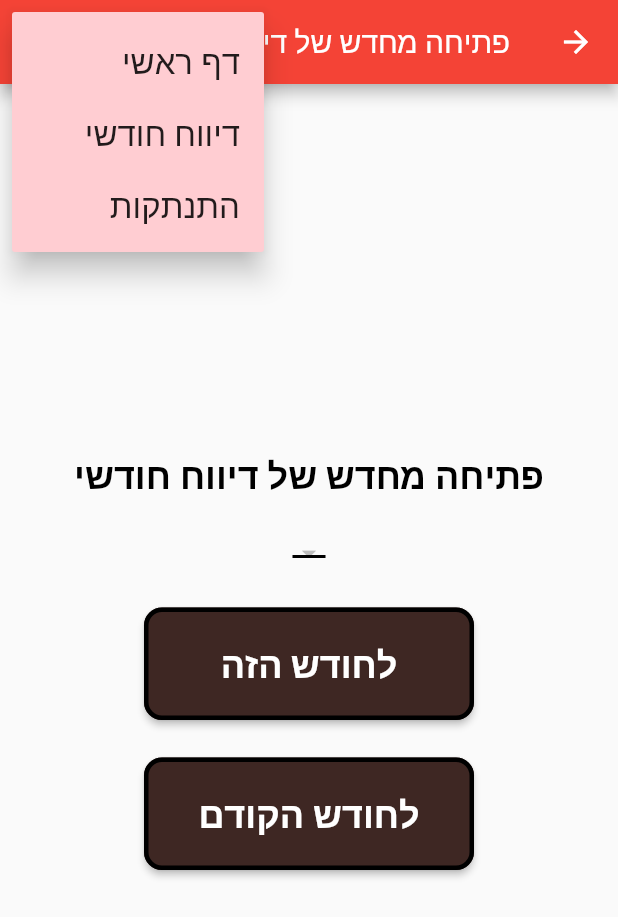
After one commit to AmosStraus/Setpoint_App, a Flutter app: the ReopenReport screen opened by its route, after a tap on the "menu" icon, on a phone screen of 412 x 824 dp. The commit adds this screen. Shown: the top 917 px of the screen. Run offline on Flutter 3.47's test engine with Material 2 defaults, Android fonts, the phone set to English and light mode, and no system bars; our stand-ins replace date_picker_timeline, firebase_auth, firebase_core, flutter_spinkit, flutter_typeahead; missing offline and left inert: interval_time_picker; accounts and stored records are empty.

Commit message:
pre report change

```diff
--- a/lib/main.dart
+++ b/lib/main.dart
@@ -5,6 +5,7 @@ import 'package:set_point_attender/models/auth.dart';
 // import 'package:set_point_attender/models/database.dart';
 import 'package:set_point_attender/pages/all_done.dart';
 import 'package:set_point_attender/pages/monthly_view_page.dart';
+import 'package:set_point_attender/pages/reopen_report.dart';
 import 'package:set_point_attender/pages/wrapper.dart';
 import 'package:firebase_auth/firebase_auth.dart';
 import 'package:flutter_localizations/flutter_localizations.dart';
@@ -12,7 +13,7 @@ import 'package:flutter_localizations/flutter_localizations.dart';
 void main() async {
   WidgetsFlutterBinding.ensureInitialized();
   await Firebase.initializeApp();
-  // Database.pushEmployeePermissions();
+  // Database.pushAllPermissionsForAll();
   runApp(MyApp());
 }
 
@@ -28,6 +29,7 @@ class MyApp extends StatelessWidget {
           '/': (_) => Wrapper(),
           '/finished': (_) => AllDone(),
           '/monthlyReports': (_) => MonthlyViewPage(),
+          '/reOpenReport': (_) => ReopenReport(),
         },
         localizationsDelegates: GlobalMaterialLocalizations.delegates,
         supportedLocales: [
--- a/lib/menus/settings_menu.dart
+++ b/lib/menus/settings_menu.dart
@@ -1,5 +1,6 @@
 import 'package:flutter/material.dart';
 import 'package:set_point_attender/models/auth.dart';
+import 'package:set_point_attender/shared/parse_names.dart';
 
 class LogoutBurgerWidget extends StatelessWidget {
   final AuthService _auth = AuthService();
@@ -26,6 +27,11 @@ class LogoutBurgerWidget extends StatelessWidget {
             Navigator.of(context).pop();
             Navigator.of(context).pushNamed('/');
             break;
+          case 'פתיחת דיווח לעובד':
+            Navigator.of(context).pop();
+            Navigator.of(context).pushNamed('/reOpenReport');
+
+            break;
         }
       },
       itemBuilder: (BuildContext context) {
@@ -34,23 +40,31 @@ class LogoutBurgerWidget extends StatelessWidget {
             value: 'דף ראשי',
             child: Text(
               'דף ראשי',
-              style: TextStyle(fontSize: 18),
+              style: TextStyle(fontSize: 22),
             ),
           ),
           PopupMenuItem<String>(
             value: 'דיווח חודשי',
             child: Text(
               'דיווח חודשי',
-              style: TextStyle(fontSize: 18),
+              style: TextStyle(fontSize: 22),
             ),
           ),
           PopupMenuItem<String>(
             value: 'התנתקות',
             child: Text(
               'התנתקות',
-              style: TextStyle(fontSize: 18),
+              style: TextStyle(fontSize: 22),
             ),
           ),
+          if (authorized.contains(_auth.getUser?.email))
+            PopupMenuItem<String>(
+              value: 'פתיחת דיווח לעובד',
+              child: Text(
+                'פתיחת דיווח לעובד',
+                style: TextStyle(fontSize: 22),
+              ),
+            )
         ];
       },
     );
@@ -59,13 +73,13 @@ class LogoutBurgerWidget extends StatelessWidget {
   showAlertDialog(BuildContext context) {
     // set up the buttons
     Widget cancelButton = FlatButton(
-      child: Text("לא"),
+      child: Text("לא", style: TextStyle(fontSize: 22)),
       onPressed: () {
         Navigator.pop(context, false);
       },
     );
     Widget continueButton = FlatButton(
-      child: Text("כן"),
+      child: Text("כן", style: TextStyle(fontSize: 22)),
       onPressed: () async {
         await _auth.signOut();
         Navigator.pop(context, true);
@@ -76,8 +90,8 @@ class LogoutBurgerWidget extends StatelessWidget {
 
     // set up the AlertDialog
     AlertDialog alert = AlertDialog(
-      title: Text("התנתקות"),
-      content: Text("?האם תרצה להתנתק"),
+      title: Text("התנתקות", style: TextStyle(fontSize: 22)),
+      content: Text("?האם תרצה להתנתק", style: TextStyle(fontSize: 22)),
       actions: [
         cancelButton,
         continueButton,
--- /dev/null
+++ b/lib/pages/reopen_report.dart
@@ -0,0 +1,116 @@
+import 'package:flutter/material.dart';
+import 'package:set_point_attender/menus/settings_menu.dart';
+import 'package:set_point_attender/models/database.dart';
+import 'package:set_point_attender/shared/parse_names.dart';
+
+class ReopenReport extends StatefulWidget {
+  @override
+  _ReopenReportState createState() => _ReopenReportState();
+}
+
+class _ReopenReportState extends State<ReopenReport> {
+  String employeeInHebrew = '';
+
+  @override
+  Widget build(BuildContext context) {
+    return Scaffold(
+      appBar: AppBar(
+        actions: [
+          Padding(
+            padding: const EdgeInsets.all(5.0),
+            child: LogoutBurgerWidget(),
+          ),
+        ],
+        title: Text("פתיחה מחדש של דיווח"),
+      ),
+      body: Center(
+        child: Column(
+          mainAxisAlignment: MainAxisAlignment.center,
+          children: [
+            Text(
+              "פתיחה מחדש של דיווח חודשי",
+              style: TextStyle(
+                  color: Colors.black,
+                  fontSize: 24,
+                  fontWeight: FontWeight.bold),
+            ),
+            SizedBox(height: 25),
+            DropdownButton<String>(
+              value: employeeInHebrew,
+              iconSize: 22,
+              style: TextStyle(color: Colors.black, fontSize: 22.0),
+              underline: Container(height: 2, color: Colors.black),
+              items: getItems(),
+              onChanged: (String value) {
+                setState(() {
+                  employeeInHebrew = value;
+                });
+              },
+            ),
+            SizedBox(height: 25),
+            MaterialButton(
+              shape: RoundedRectangleBorder(
+                  borderRadius: BorderRadius.circular(12.0),
+                  side: BorderSide(color: Colors.black, width: 3)),
+              height: 75.0,
+              minWidth: 220.0,
+              color: Colors.brown[900],
+              textColor: Colors.white,
+              child: Text("לחודש הזה",
+                  style: TextStyle(
+                      color: Colors.white,
+                      fontSize: 24,
+                      fontWeight: FontWeight.bold)),
+              onPressed: () {
+                Database.openMonth(employeesToEnglish[employeeInHebrew],
+                    DateTime.now().toString().substring(0, 7));
+              },
+            ),
+            SizedBox(height: 25),
+            MaterialButton(
+              shape: RoundedRectangleBorder(
+                  borderRadius: BorderRadius.circular(12.0),
+                  side: BorderSide(color: Colors.black, width: 3)),
+              height: 75.0,
+              minWidth: 220.0,
+              color: Colors.brown[900],
+              textColor: Colors.white,
+              child: Text(
+                "לחודש הקודם",
+                style: TextStyle(
+                    color: Colors.white,
+                    fontSize: 24,
+                    fontWeight: FontWeight.bold),
+              ),
+              onPressed: () {
+                Database.openMonth(
+                    employeesToEnglish[employeeInHebrew],
+                    DateTime.now()
+                        .subtract(Duration(days: 30))
+                        .toString()
+                        .substring(0, 7));
+              },
+            ),
+          ],
+        ),
+      ),
+    );
+  }
+
+  getItems() {
+    return employeesToHebrew.values.map((employee) {
+      return DropdownMenuItem(
+        value: employee,
+        child: Column(
+          children: [
+            Align(
+              alignment: Alignment.centerRight,
+              child: Text(employee, textAlign: TextAlign.start),
+            ),
+            Divider(color: Colors.black),
+          ],
+        ),
+      );
+    }).toList();
+  }
+}
--- a/lib/shared/parse_date.dart
+++ b/lib/shared/parse_date.dart
@@ -32,7 +32,7 @@ String workingTime(TimeOfDay startTime, TimeOfDay finishTime) {
 bool isValidHourReport(TimeOfDay startTime, TimeOfDay finishTime) {
   return (startTime != null &&
       finishTime != null &&
-      (toDouble(startTime) <= toDouble(finishTime)));
+      (toDouble(startTime) < toDouble(finishTime)));
 }
 
 double toDouble(TimeOfDay myTime) {
```
Also changed, not shown: lib/models/daily_report.dart (+7 -0 lines), lib/pages/homepage_calendar.dart (+111 -5 lines), lib/pages/monthly_view_page.dart (+1 -10 lines), lib/settings_and_dialogs/confirm_month_report.dart (+5 -4 lines), lib/settings_and_dialogs/main_settings_alert.dart (+4 -4 lines), pubspec.yaml (+5 -5 lines), pubspec.lock.
